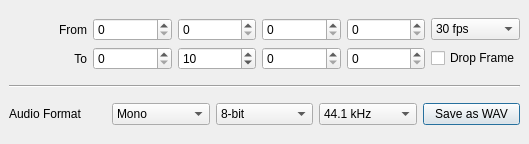
Qt form mainwindow.ui (andycbriggs/ltcwav) before a commit.
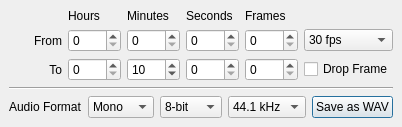
The same form after that commit. Icons and pictures are not drawn.

Commit message: Add hmsf labels

```diff
--- a/mainwindow.ui
+++ b/mainwindow.ui
@@ -5,14 +5,6 @@
   <property name="windowModality">
    <enum>Qt::NonModal</enum>
   </property>
-  <property name="geometry">
-   <rect>
-    <x>0</x>
-    <y>0</y>
-    <width>529</width>
-    <height>144</height>
-   </rect>
-  </property>
   <property name="contextMenuPolicy">
    <enum>Qt::NoContextMenu</enum>
   </property>
@@ -30,55 +22,28 @@
    <layout class="QVBoxLayout" name="verticalLayout">
     <item>
      <layout class="QGridLayout" name="gridLayout">
-      <item row="1" column="2">
-       <widget class="QSpinBox" name="sbToMins">
-        <property name="maximum">
-         <number>59</number>
-        </property>
-        <property name="value">
-         <number>10</number>
-        </property>
-       </widget>
-      </item>
-      <item row="1" column="5">
+      <item row="2" column="5">
        <widget class="QCheckBox" name="checkDropFrame">
         <property name="text">
          <string>Drop Frame</string>
         </property>
        </widget>
       </item>
-      <item row="0" column="0">
-       <widget class="QLabel" name="label">
-        <property name="text">
-         <string>From</string>
-        </property>
-        <property name="alignment">
-         <set>Qt::AlignRight|Qt::AlignTrailing|Qt::AlignVCenter</set>
-        </property>
-       </widget>
-      </item>
-      <item row="1" column="1">
-       <widget class="QSpinBox" name="sbToHours">
+      <item row="2" column="3">
+       <widget class="QSpinBox" name="sbToSecs">
         <property name="maximum">
-         <number>23</number>
+         <number>59</number>
         </property>
        </widget>
       </item>
-      <item row="0" column="1">
-       <widget class="QSpinBox" name="sbFromHours">
-        <property name="maximum">
-         <number>23</number>
-        </property>
-       </widget>
-      </item>
-      <item row="0" column="4">
-       <widget class="QSpinBox" name="sbFromFrames">
+      <item row="2" column="4">
+       <widget class="QSpinBox" name="sbToFrames">
         <property name="maximum">
          <number>29</number>
         </property>
        </widget>
       </item>
-      <item row="0" column="5">
+      <item row="1" column="5">
        <widget class="QComboBox" name="comboFrameRate">
         <property name="currentIndex">
          <number>3</number>
@@ -105,7 +70,14 @@
         </item>
        </widget>
       </item>
-      <item row="1" column="0">
+      <item row="2" column="1">
+       <widget class="QSpinBox" name="sbToHours">
+        <property name="maximum">
+         <number>23</number>
+        </property>
+       </widget>
+      </item>
+      <item row="2" column="0">
        <widget class="QLabel" name="label_2">
         <property name="text">
          <string>To</string>
@@ -115,31 +87,79 @@
         </property>
        </widget>
       </item>
+      <item row="1" column="3">
+       <widget class="QSpinBox" name="sbFromSecs">
+        <property name="maximum">
+         <number>59</number>
+        </property>
+       </widget>
+      </item>
+      <item row="2" column="2">
+       <widget class="QSpinBox" name="sbToMins">
+        <property name="maximum">
+         <number>59</number>
+        </property>
+        <property name="value">
+         <number>10</number>
+        </property>
+       </widget>
+      </item>
+      <item row="1" column="0">
+       <widget class="QLabel" name="label">
+        <property name="text">
+         <string>From</string>
+        </property>
+        <property name="alignment">
+         <set>Qt::AlignRight|Qt::AlignTrailing|Qt::AlignVCenter</set>
+        </property>
+       </widget>
+      </item>
+      <item row="1" column="2">
+       <widget class="QSpinBox" name="sbFromMins">
+        <property name="maximum">
+         <number>59</number>
+        </property>
+       </widget>
+      </item>
+      <item row="1" column="1">
+       <widget class="QSpinBox" name="sbFromHours">
+        <property name="maximum">
+         <number>23</number>
+        </property>
+       </widget>
+      </item>
       <item row="1" column="4">
-       <widget class="QSpinBox" name="sbToFrames">
+       <widget class="QSpinBox" name="sbFromFrames">
         <property name="maximum">
          <number>29</number>
         </property>
        </widget>
       </item>
+      <item row="0" column="1">
+       <widget class="QLabel" name="label_4">
+        <property name="text">
+         <string>Hours</string>
+        </property>
+       </widget>
+      </item>
       <item row="0" column="2">
-       <widget class="QSpinBox" name="sbFromMins">
-        <property name="maximum">
-         <number>59</number>
+       <widget class="QLabel" name="label_5">
+        <property name="text">
+         <string>Minutes</string>
         </property>
        </widget>
       </item>
       <item row="0" column="3">
-       <widget class="QSpinBox" name="sbFromSecs">
-        <property name="maximum">
-         <number>59</number>
+       <widget class="QLabel" name="label_6">
+        <property name="text">
+         <string>Seconds</string>
         </property>
        </widget>
       </item>
-      <item row="1" column="3">
-       <widget class="QSpinBox" name="sbToSecs">
-        <property name="maximum">
-         <number>59</number>
+      <item row="0" column="4">
+       <widget class="QLabel" name="label_7">
+        <property name="text">
+         <string>Frames</string>
         </property>
        </widget>
       </item>
```
